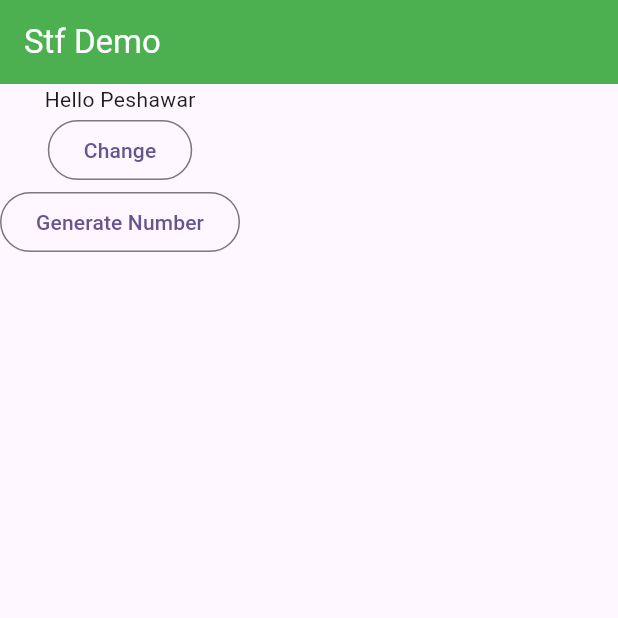
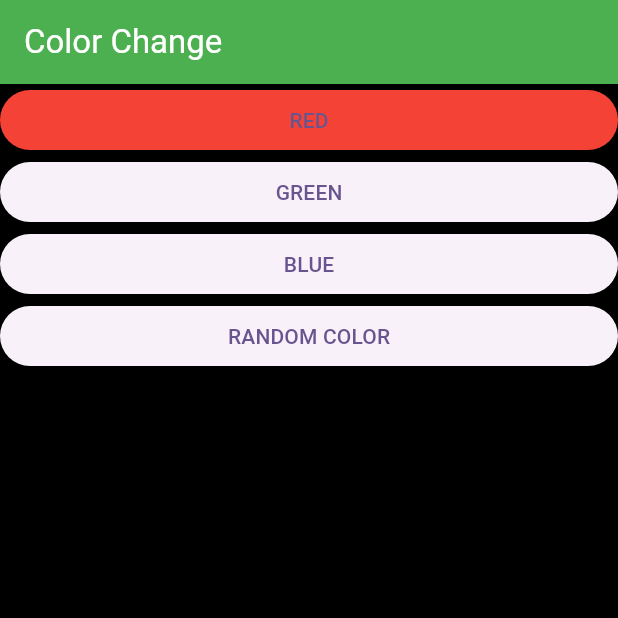
Before and after one commit to abidroid/flutter_online_june_project, a Flutter app: the screen it shows after launch, on a phone screen of 412 x 824 dp, the top half of it. Run offline on Flutter 3.47's test engine with Material 3 defaults, Android fonts, the phone set to English and light mode, and no system bars.

Commit message:
color change

```diff
--- a/lib/main.dart
+++ b/lib/main.dart
@@ -1,5 +1,6 @@
 import 'package:flutter/material.dart';
 import 'package:flutter_online_june_project/screens/buttons_demo_screen.dart';
+import 'package:flutter_online_june_project/screens/color_change_demo_screen.dart';
 import 'package:flutter_online_june_project/screens/cross_axis_demo_screen.dart';
 import 'package:flutter_online_june_project/screens/doctor_list_screen.dart';
 import 'package:flutter_online_june_project/screens/dynamic_gridview_screen.dart';
@@ -28,7 +29,7 @@ class MyApp extends StatelessWidget {
       theme: ThemeData(
         colorScheme: ColorScheme.fromSeed(seedColor: Colors.deepPurple),
       ),
-      home: const StatefulDemoScreen() // Launcher screen
+      home: const ColorChangeDemoScreen() // Launcher screen
     );
   }
 }
--- /dev/null
+++ b/lib/screens/color_change_demo_screen.dart
@@ -0,0 +1,68 @@
+
+import 'dart:math';
+
+import 'package:flutter/material.dart';
+
+class ColorChangeDemoScreen extends StatefulWidget {
+  const ColorChangeDemoScreen({super.key});
+
+  @override
+  State<ColorChangeDemoScreen> createState() => _ColorChangeDemoScreenState();
+}
+
+class _ColorChangeDemoScreenState extends State<ColorChangeDemoScreen> {
+
+  // initial state
+  Color bgColor = Colors.black;
+  Random random = Random();
+
+  @override
+  Widget build(BuildContext context) {
+    return Scaffold(
+      backgroundColor: bgColor,
+      appBar: AppBar(
+        title: const Text('Color Change'),
+        backgroundColor: Colors.green,
+        foregroundColor: Colors.white,
+      ),
+      body: Column(
+        crossAxisAlignment: CrossAxisAlignment.stretch,
+        children: [
+          ElevatedButton(
+              style: ElevatedButton.styleFrom(
+                backgroundColor: Colors.red,
+              ),
+              onPressed: (){
+            setState(() {
+              bgColor = Colors.red;
+            });
+          }, child: const Text("RED")),
+          ElevatedButton(onPressed: (){
+            setState(() {
+              bgColor = Colors.green;
+            });
+          }, child: const Text("GREEN")),
+          ElevatedButton(onPressed: (){
+            setState(() {
+              bgColor = Colors.blue;
+            });
+          }, child: const Text("BLUE")),
+
+          ElevatedButton(onPressed: (){
+
+            setState(() {
+
+              int red = random.nextInt(256);
+              int green = random.nextInt(256);
+              int blue = random.nextInt(256);
+
+              // bgColor = Color.fromARGB(255, red, green, blue);
+
+              bgColor = Color(0xff0000ff);
+            });
+          }, child: const Text("RANDOM COLOR")),
+        ],
+      ),
+    );
+  }
+}
```
